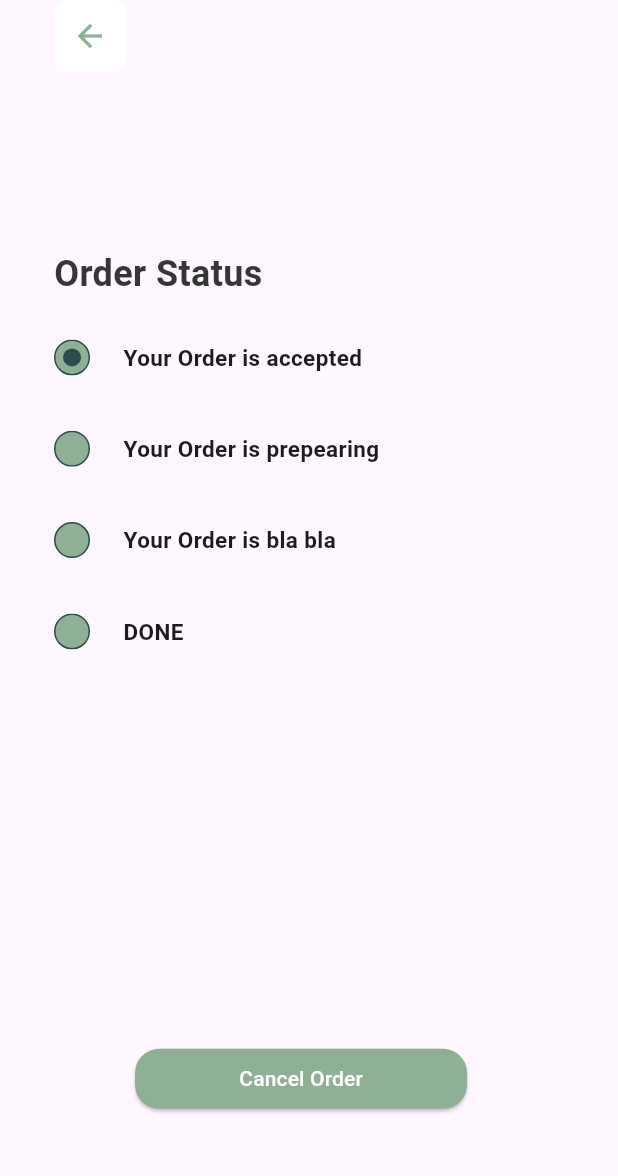
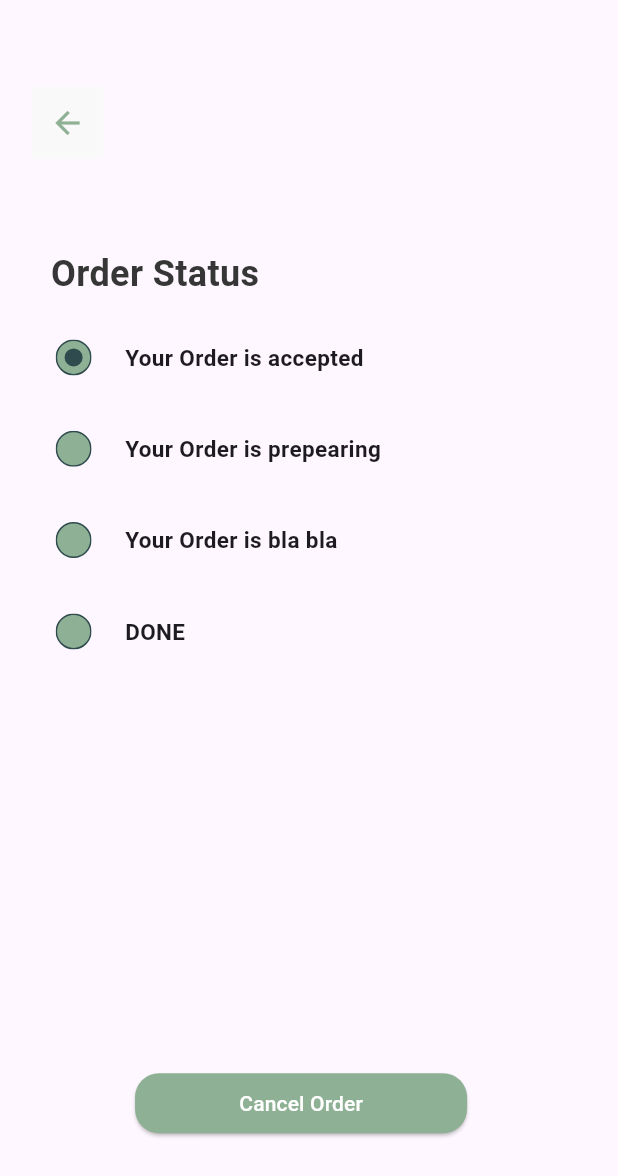
Before and after one commit to RestoRun1/resto_run_mobile, a Flutter app: the OrderTrackingPage screen opened by its route, on a phone screen of 412 x 824 dp. Shown: the top 1176 px of the screen. Run offline on Flutter 3.47's test engine with Material 3 defaults, Android fonts, the phone set to English and light mode, and no system bars; our stand-ins replace carousel_slider, flutter_credit_card, flutter_map, flutter_svg, latlong2, logger and 2 more; missing offline and left inert: simple_barcode_scanner; key blocks and very long unbroken strings in the code were emptied for the run.

Commit message:
Order Tracking Page polished

```diff
--- a/lib/Pages/OrderTrackingPage.dart
+++ b/lib/Pages/OrderTrackingPage.dart
@@ -1,6 +1,8 @@
 import 'package:flutter/material.dart';
 import 'package:flutter_svg/flutter_svg.dart';
 import 'package:resto_run_mobile/Color/AppColors.dart';
+import 'package:resto_run_mobile/Components/BackButtonComponent.dart';
+import 'package:resto_run_mobile/helper.dart';
 
 
 
@@ -56,48 +58,34 @@ class _OrderTrackingPageState extends State<OrderTrackingPage> {
 
     return Scaffold(
       body: SafeArea(
-        child: Padding(
-          padding: EdgeInsets.symmetric(horizontal: 34 / 389 * currentWidth ),
         child: Column(
-
           crossAxisAlignment: CrossAxisAlignment.start,
-
           children: [
 
-              SizedBox(width: 51 / 389 * currentWidth,),
+            SizedBox(height: Helper.dependOnHeight(57) * currentHeight,),
 
+            Row(
+              children: [
+                SizedBox(width: Helper.dependOnWidth(20) * currentWidth,),
+                BackButtonComponent(),
+              ],
+            ),
 
-              Container(
-                  decoration: BoxDecoration(
-                      color: AppColors.white,
-                      borderRadius: BorderRadius.circular(9)),
-                  child: BackButton(
-                    color: AppColors.lightGreen,
-                  )),
+            SizedBox(height: Helper.dependOnHeight(116 - 57) * currentHeight ,),
 
-              SizedBox(height: 116 / 812 * currentHeight ,),
+            Padding(
+              padding: EdgeInsets.fromLTRB(Helper.dependOnWidth(32) * currentWidth, 0,0,0),
+              child: OrderStatusText(),
+            ),
 
-               const Text("Order Status", style: TextStyle(
-
-                      fontSize: 24,
-                      fontWeight: FontWeight.bold,
-                      color: AppColors.textGrey
-
-                ),),
-
-
-              SingleChildScrollView(
-                child: Container(
-                  height: ((604.3 - 116) / 812) * currentHeight  ,
+            Padding(
+              padding: EdgeInsets.fromLTRB(Helper.dependOnWidth(35) * currentWidth, 0, 0, 0),
+              child: SingleChildScrollView(
                 child: ListView(
-
                   shrinkWrap: true,
                   physics: AlwaysScrollableScrollPhysics(),
-
                   children: [
-
                     SizedBox(height: 8 / 812 * currentHeight,),
-
                     Column(
                       children: statusLine.map((status) {
                         return StatusLine(
@@ -107,46 +95,38 @@ class _OrderTrackingPageState extends State<OrderTrackingPage> {
                         );
                       }).toList(),
                     )
-
-
-
-                      // StatusLine(
-                      //   circleColor: AppColors.lightGreen,
-                      //   lineText: "Your order is accepted",
-                      //   isSelected: false,
-                      // ),
-
-                      // StatusLine(
-                      //   circleColor: AppColors.lightGreen,
-                      //   lineText: "Your order is accepted",
-                      //   isSelected: false,
-                      // ),
-
-                      // StatusLine(
-                      //   circleColor: AppColors.lightGreen,
-                      //   lineText: "Your order is accepted",
-                      //   isSelected: true,
-                      // ),
-
-                      // StatusLine(
-                      //   circleColor: AppColors.lightGreen,
-                      //   lineText: "Your order is accepted",
-                      //   isSelected: false,
-                      // ),
                   ],
                 ),
               ),
             ),
 
-              Row(
-                children: [
+            const Spacer(),
 
-                  SizedBox(width: 51 / 389 * currentWidth,),
-                  SizedBox(
+            Padding(
+              padding: EdgeInsets.fromLTRB(Helper.dependOnWidth(85) * currentWidth, 0,0, Helper.dependOnHeight(63.54) * currentHeight),
+              child: SizedBox(
+                width: Helper.dependOnWidth(209) * currentWidth,
+                child: CancelButton()
+              ),
+            ),
+          ],
+        ),
+      ),
+    );
+  }
 
-                    width: 209 / 389 * currentWidth ,
+  Text OrderStatusText() {
+    return const Text("Order Status", style: TextStyle(
 
-                    child: ElevatedButton(
+                  fontSize: 24,
+                  fontWeight: FontWeight.bold,
+                  color: AppColors.textGrey
+
+            ),);
+  }
+
+  Widget CancelButton() {
+    return ElevatedButton(
                   style: ButtonStyle(
                     alignment: Alignment.center,
                     backgroundColor: MaterialStateProperty.all(AppColors.lightGreen),
@@ -160,19 +140,6 @@ class _OrderTrackingPageState extends State<OrderTrackingPage> {
                   ),
                   onPressed: () => print("Cancel Order"),
                   child: Text("Cancel Order")
-                    ),
-                  ),
-
-                  SizedBox(width: 51 / 389 * currentWidth,),
-
-
-                ],
-              )
-
-            ],
-          ),
-        ),
-      ),
                 );
   }
 }
```
Also changed, not shown: lib/main.dart (+11 -11 lines). Lines whose indentation alone changed are shown as unchanged.
